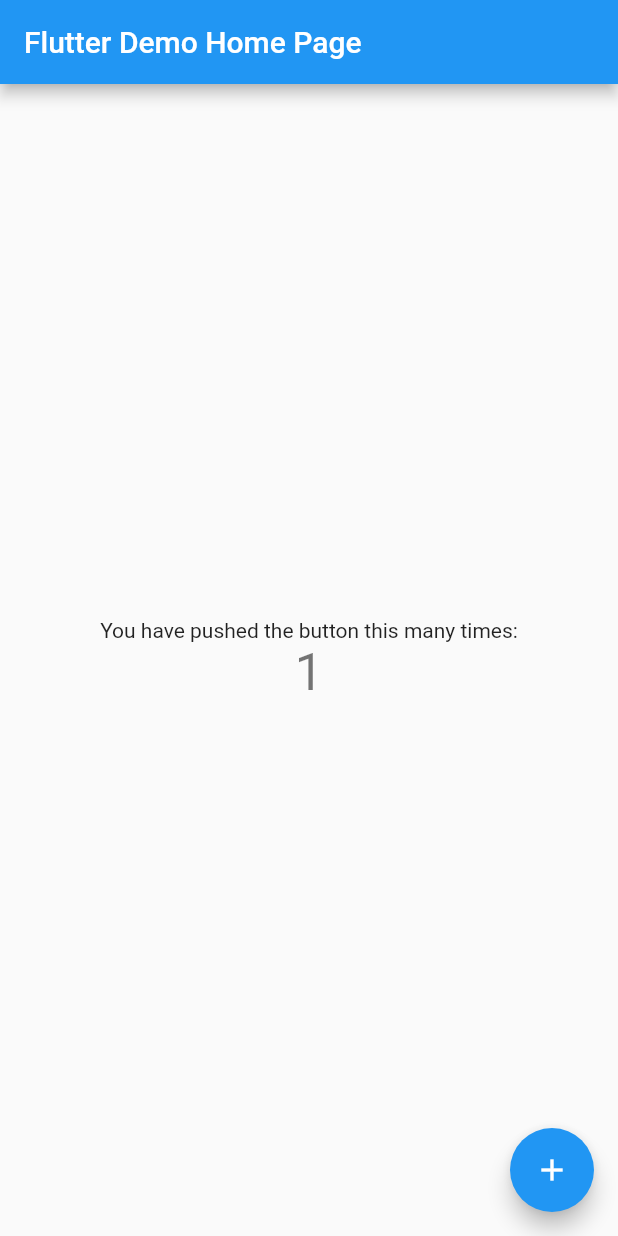
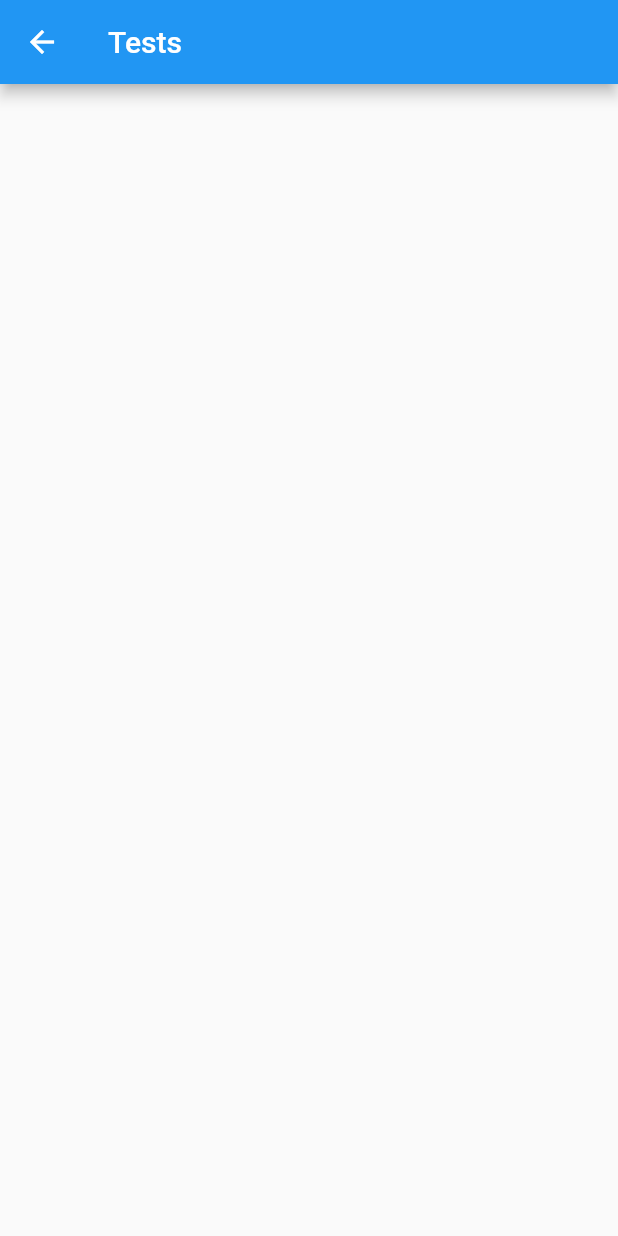
Before and after one commit to vwjaya32/RuOK-Flutter, a Flutter app: the MyHomePage screen opened directly, after a tap on the "add" icon, on a phone screen of 412 x 824 dp. Run offline on Flutter 3.47's test engine with Material 2 defaults, Android fonts, the light colour scheme and no system bars.

Commit message:
basic update

```diff
--- a/ruok/lib/main.dart
+++ b/ruok/lib/main.dart
@@ -1,4 +1,8 @@
 import 'package:flutter/material.dart';
+import 'package:ruok/pages/mh_tests.dart';
+import 'package:ruok/pages/events_page.dart';
+import 'package:ruok/pages/stories.dart';
+import 'package:ruok/main.dart';
 
 void main() {
   runApp(const MyApp());
@@ -11,36 +15,17 @@
   @override
   Widget build(BuildContext context) {
     return MaterialApp(
-      title: 'Flutter Demo',
+      title: 'Tests',
       theme: ThemeData(
-        // This is the theme of your application.
-        //
-        // Try running your application with "flutter run". You'll see the
-        // application has a blue toolbar. Then, without quitting the app, try
-        // changing the primarySwatch below to Colors.green and then invoke
-        // "hot reload" (press "r" in the console where you ran "flutter run",
-        // or simply save your changes to "hot reload" in a Flutter IDE).
-        // Notice that the counter didn't reset back to zero; the application
-        // is not restarted.
         primarySwatch: Colors.blue,
       ),
-      home: const MyHomePage(title: 'Flutter Demo Home Page'),
+      home: const MyHomePage(title: 'Tests'),
     );
   }
 }
 
 class MyHomePage extends StatefulWidget {
   const MyHomePage({super.key, required this.title});
-
-  // This widget is the home page of your application. It is stateful, meaning
-  // that it has a State object (defined below) that contains fields that affect
-  // how it looks.
-
-  // This class is the configuration for the state. It holds the values (in this
-  // case the title) provided by the parent (in this case the App widget) and
-  // used by the build method of the State. Fields in a Widget subclass are
-  // always marked "final".
-
   final String title;
 
   @override
@@ -57,7 +42,10 @@
       // so that the display can reflect the updated values. If we changed
       // _counter without calling setState(), then the build method would not be
       // called again, and so nothing would appear to happen.
-      _counter++;
+      Navigator.pushReplacement(
+        context,
+        MaterialPageRoute(builder: (context) => const TestPage()),
+      );
     });
   }
 
--- /dev/null
+++ b/ruok/lib/pages/mh_tests.dart
@@ -0,0 +1,65 @@
+import 'package:flutter/material.dart';
+import 'package:ruok/pages/events_page.dart';
+import 'package:ruok/pages/stories.dart';
+import 'package:ruok/main.dart';
+
+class TestPage extends StatefulWidget {
+  const TestPage({super.key});
+  @override
+  State<TestPage> createState() => _TestPageState();
+}
+
+class _TestPageState extends State<TestPage> {
+  final _formKey = GlobalKey<FormState>();
+  List<String> oftenSad = ['No', 'Maybe', 'Yes'];
+  List<String> oftenTired = ['No', 'Maybe', 'Yes'];
+  List<String> oftenCry = [
+    'Less than 3 times',
+    '3-5 times',
+    'More than 5 times',
+    'Nearly every day'
+  ];
+  List<String> oftenLonely = [
+    'I feel happy to have so many friends here.',
+    'Sometimes I feel alone but there are still some people I can rely on',
+    'Yes, I am alone and I do not trust other people'
+  ];
+  List<String> oftenSuicidal = [
+    'I am happy with my journey and I want to live a healthy life.',
+    'Even though my life is hard sometimes, I do not think about ending it.',
+    'I have had suicidal thoughts once in a while.',
+    ' Lately I really want to end my life.'
+  ];
+  int _counter = 0;
+
+  void _incrementCounter() {
+    setState(() {
+      _counter++;
+    });
+  }
+
+  @override
+  Widget build(BuildContext context) {
+    return Scaffold(
+        appBar: AppBar(
+          title: Text('Tests'),
+        ),
+        trailing: DropdownButton(
+                          value: kelasPBP,
+                          icon: const Icon(Icons.keyboard_arrow_down),
+                          items: listKelasPBP.map((String items) {
+                            return DropdownMenuItem(
+                              value: items,
+                              child: Text(items),
+                            );
+                          }).toList(),
+                          onChanged: (String? newValue) {
+                            setState(() {
+                              kelasPBP = newValue!;
+                            });
+                          },
+                        ),
+                      ),// This trailing comma makes auto-formatting nicer for build methods.
+        );
+  }
+}
```
